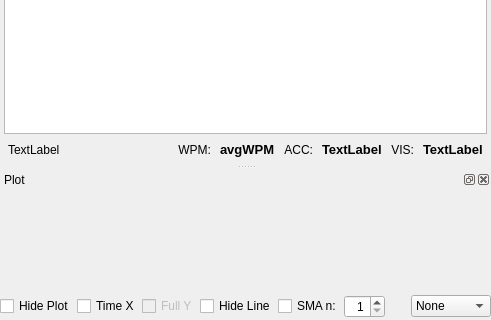
First picture: the form in src/performance/performancehistory.ui, repository coryo/amphetype2, before the edit; both pictures show x 0 to 491 and y 209 to 529 of the 491 by 529 pixel window.
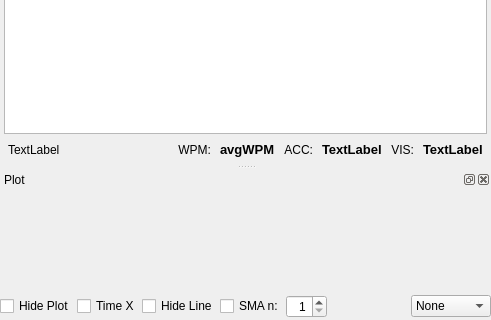
Second picture: the form after the edit. Custom widgets are drawn as their Qt base class.

Patch:
```diff
--- a/src/performance/performancehistory.ui
+++ b/src/performance/performancehistory.ui
@@ -379,20 +379,7 @@
          </property>
         </widget>
        </item>
-       <item row="0" column="7">
-        <spacer name="horizontalSpacer">
-         <property name="orientation">
-          <enum>Qt::Horizontal</enum>
-         </property>
-         <property name="sizeHint" stdset="0">
-          <size>
-           <width>40</width>
-           <height>20</height>
-          </size>
-         </property>
-        </spacer>
-       </item>
-       <item row="0" column="5">
+       <item row="0" column="4">
         <widget class="QCheckBox" name="dampenCheckBox">
          <property name="sizePolicy">
           <sizepolicy hsizetype="Fixed" vsizetype="Fixed">
@@ -405,6 +392,13 @@
          </property>
         </widget>
        </item>
+       <item row="0" column="3">
+        <widget class="QCheckBox" name="lineCheckBox">
+         <property name="text">
+          <string>Hide Line</string>
+         </property>
+        </widget>
+       </item>
        <item row="0" column="2">
         <widget class="QCheckBox" name="timeScaleCheckBox">
          <property name="text">
@@ -412,24 +406,7 @@
          </property>
         </widget>
        </item>
-       <item row="0" column="4">
-        <widget class="QCheckBox" name="lineCheckBox">
-         <property name="text">
-          <string>Hide Line</string>
-         </property>
-        </widget>
-       </item>
-       <item row="0" column="3">
-        <widget class="QCheckBox" name="fullRangeYCheckBox">
-         <property name="enabled">
-          <bool>false</bool>
-         </property>
-         <property name="text">
-          <string>Full Y</string>
-         </property>
-        </widget>
-       </item>
-       <item row="0" column="6">
+       <item row="0" column="5">
         <widget class="QSpinBox" name="smaWindowSpinBox">
          <property name="minimumSize">
           <size>
@@ -470,6 +447,19 @@
          </item>
         </widget>
        </item>
+       <item row="0" column="6">
+        <spacer name="horizontalSpacer">
+         <property name="orientation">
+          <enum>Qt::Horizontal</enum>
+         </property>
+         <property name="sizeHint" stdset="0">
+          <size>
+           <width>40</width>
+           <height>20</height>
+          </size>
+         </property>
+        </spacer>
+       </item>
       </layout>
      </item>
      <item>
```
Left out of the diff: 5 changed lines with no effect on the pictures.
